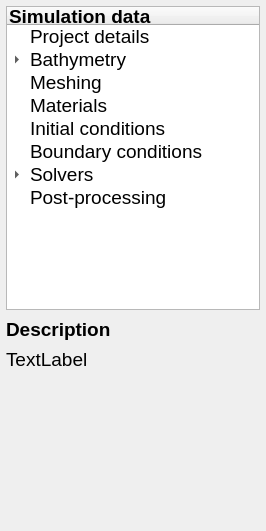
Qt form tools/HydroUQTool/parameterframe.ui (NHERI-SimCenter/HydroUQ) before a commit.
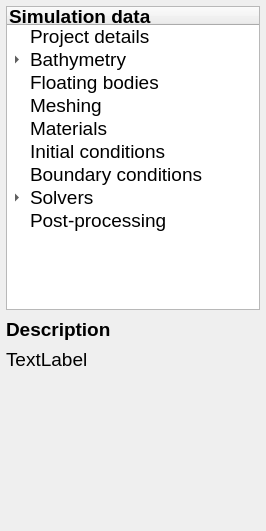
The same form after that commit.

Patch:
```diff
--- a/tools/HydroUQTool/parameterframe.ui
+++ b/tools/HydroUQTool/parameterframe.ui
@@ -102,6 +102,11 @@
        </property>
       </item>
      </item>
+     <item>
+      <property name="text">
+       <string>Floating bodies</string>
+      </property>
+     </item>
      <item>
       <property name="text">
        <string>Meshing</string>
```
